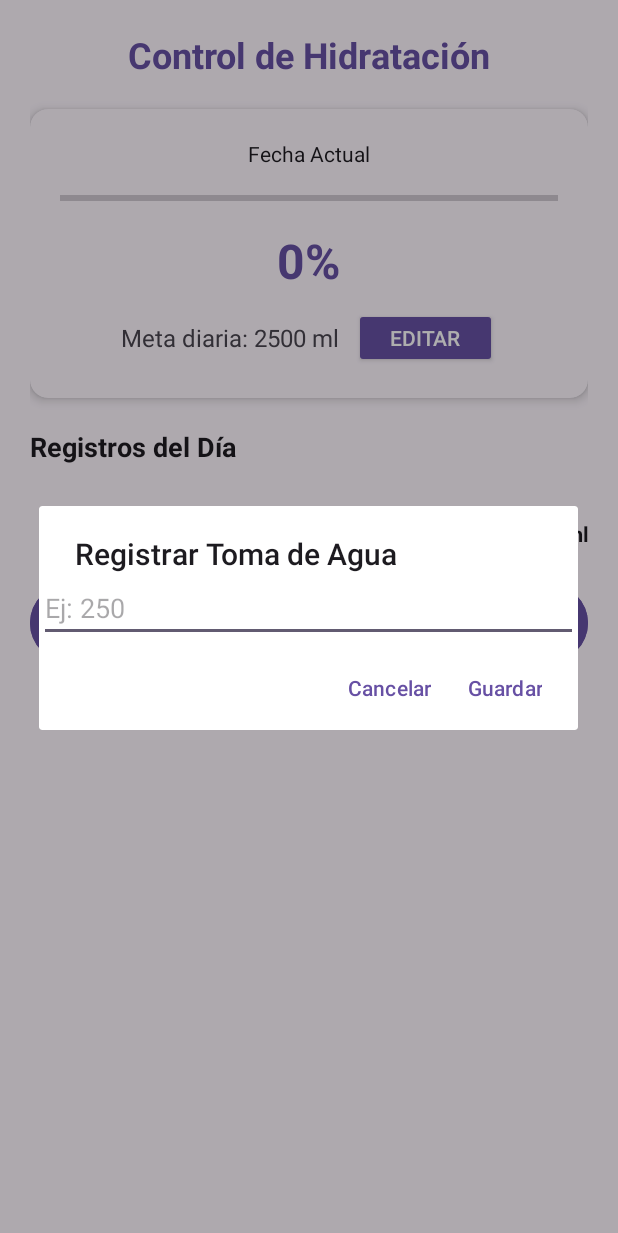
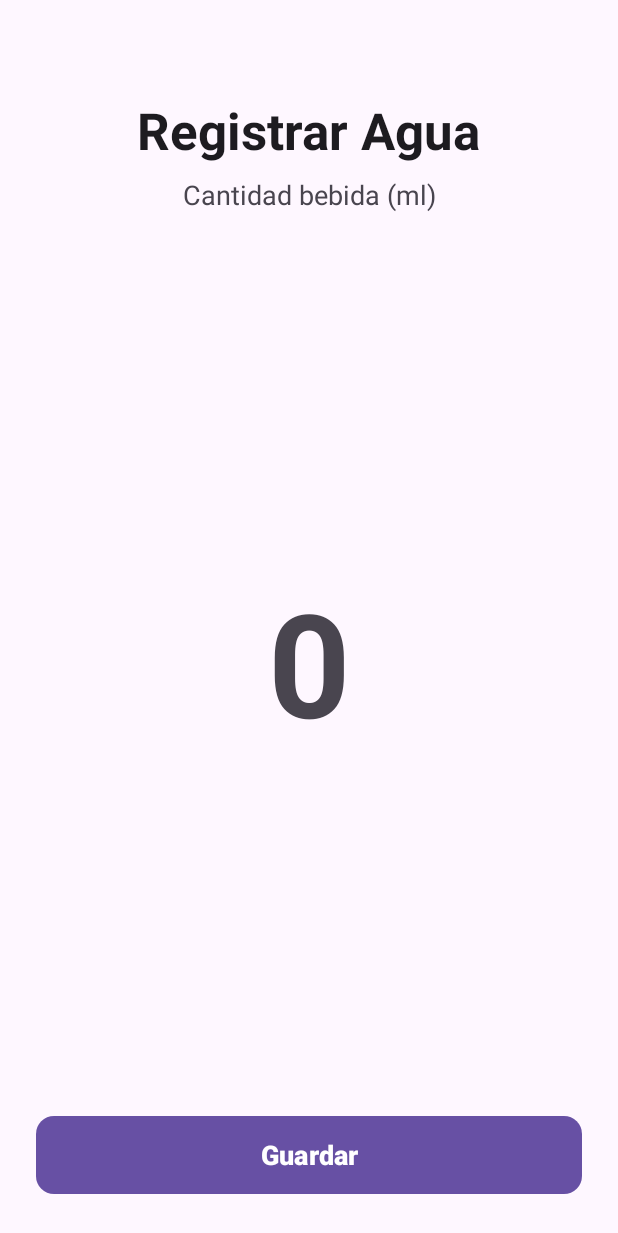
Before and after one commit to jors2007/G8-Android-Studio, an Android app: the HydrationActivity screen opened directly, with no data from a screen before it, after a tap on "Registrar nueva toma", on a phone screen of 412 x 824 dp. Shown: the top 1233 px of the screen. Run offline under Robolectric (Android 15) with nearby library versions, the light colour scheme and no system bars.

Commit message:
Too guapo

```diff
--- a/app/build.gradle.kts
+++ b/app/build.gradle.kts
@@ -39,7 +39,9 @@ dependencies {
     implementation(libs.activity)
     implementation(libs.constraintlayout)
     implementation(libs.recyclerview)
+    implementation("androidx.cardview:cardview:1.0.0")
     testImplementation(libs.junit)
     androidTestImplementation(libs.ext.junit)
     androidTestImplementation(libs.espresso.core)
+
 }
--- a/app/src/main/AndroidManifest.xml
+++ b/app/src/main/AndroidManifest.xml
@@ -43,6 +43,8 @@
         <activity
             android:name=".HydrationActivity"
             android:exported="false" />
+        <activity android:name=".FormularioActivity" />
+
         <activity
             android:name=".MainActivity"
             android:exported="true">
--- /dev/null
+++ b/app/src/main/java/com/espol/aplicacion_g8/FormularioActivity.java
@@ -0,0 +1,68 @@
+package com.espol.aplicacion_g8;
+
+import android.content.Intent;
+import android.os.Bundle;
+import android.text.TextUtils;
+import android.widget.EditText;
+import android.widget.TextView;
+import androidx.appcompat.app.AppCompatActivity;
+import com.espol.aplicacion_g8.R;
+import com.google.android.material.button.MaterialButton;
+
+public class FormularioActivity extends AppCompatActivity {
+
+    public static final String EXTRA_MODO = "modo";
+    public static final String MODO_META = "meta";
+    public static final String MODO_TOMA = "toma";
+    public static final String EXTRA_VALOR = "valor";
+
+    private EditText inputGigante;
+    private String modoActual;
+
+    @Override
+    protected void onCreate(Bundle savedInstanceState) {
+        super.onCreate(savedInstanceState);
+
+        setContentView(R.layout.activity_formulario_hidratacion);
+
+
+        TextView titulo = findViewById(R.id.txtTituloFormulario);
+        TextView subtitulo = findViewById(R.id.txtSubtituloFormulario);
+        inputGigante = findViewById(R.id.etInputValorGigante);
+        MaterialButton btnGuardar = findViewById(R.id.btnGuardarFormulario);
+
+
+        modoActual = getIntent().getStringExtra(EXTRA_MODO);
+
+
+        if (MODO_META.equals(modoActual)) {
+            titulo.setText("Editar Meta");
+            subtitulo.setText("Nueva meta diaria (ml)");
+        } else {
+
+            titulo.setText("Registrar Agua");
+            subtitulo.setText("Cantidad bebida (ml)");
+        }
+
+
+        btnGuardar.setOnClickListener(v -> {
+            String texto = inputGigante.getText().toString();
+
+
+            if (TextUtils.isEmpty(texto)) {
+                inputGigante.setError("Escribe un número");
+                return;
+            }
+
+            int valor = Integer.parseInt(texto);
+
+
+            Intent respuesta = new Intent();
+            respuesta.putExtra(EXTRA_VALOR, valor);
+            respuesta.putExtra(EXTRA_MODO, modoActual);
+
+            setResult(RESULT_OK, respuesta);
+            finish();
+        });
+    }
+}
--- a/app/src/main/java/com/espol/aplicacion_g8/HydrationActivity.java
+++ b/app/src/main/java/com/espol/aplicacion_g8/HydrationActivity.java
@@ -15,6 +15,10 @@ import com.espol.aplicacion_g8.controlador.RegistroHidratacion;
 import java.time.LocalDate;
 import java.time.LocalTime;
 import java.time.format.DateTimeFormatter;
+import android.content.Intent;
+import android.app.Activity;
+import androidx.activity.result.ActivityResultLauncher;
+import androidx.activity.result.contract.ActivityResultContracts;
 
 public class HydrationActivity extends AppCompatActivity {
     private ControlHidratacion controlHidratacion;
@@ -22,29 +26,60 @@ public class HydrationActivity extends AppCompatActivity {
     private TextView txtPorcentaje, txtMeta, txtTotal;
     private LinearLayout listaRegistrosContainer;
 
+
+    private final ActivityResultLauncher<Intent> lanzador = registerForActivityResult(
+            new ActivityResultContracts.StartActivityForResult(),
+            result -> {
+                if (result.getResultCode() == Activity.RESULT_OK && result.getData() != null) {
+
+                    int valor = result.getData().getIntExtra(FormularioActivity.EXTRA_VALOR, 0);
+                    String modo = result.getData().getStringExtra(FormularioActivity.EXTRA_MODO);
+
+
+                    if (FormularioActivity.MODO_META.equals(modo)) {
+                        controlHidratacion.establecerMetaDiaria(valor);
+                    } else {
+                        controlHidratacion.registrarHidratacion(valor);
+                    }
+
+
+                    actualizarPantalla();
+                }
+            }
+    );
     @Override
     protected void onCreate(Bundle savedInstanceState) {
         super.onCreate(savedInstanceState);
         setContentView(R.layout.activity_control_hidratacion);
 
-        // 1. Inicializar Modelo
+
         controlHidratacion = new ControlHidratacion();
         cargarDatosIniciales();
 
-        // 2. Vincular vistas
+
         progressBar = findViewById(R.id.progressBarAgua);
         txtPorcentaje = findViewById(R.id.txtPorcentaje);
         txtMeta = findViewById(R.id.txtMetaDiaria);
         txtTotal = findViewById(R.id.txtTotalConsumido);
         listaRegistrosContainer = findViewById(R.id.layoutListaRegistros);
+
+        //Registrar
+
         Button btnRegistrar = findViewById(R.id.btnRegistrarAgua);
+        btnRegistrar.setOnClickListener(v -> {
+            Intent intent = new Intent(this, FormularioActivity.class);
+            intent.putExtra(FormularioActivity.EXTRA_MODO, FormularioActivity.MODO_TOMA);
+            lanzador.launch(intent);
+        });
+
+        //Meta
         Button btnMeta = findViewById(R.id.btnEstablecerMeta);
+        btnMeta.setOnClickListener(v -> {
+            Intent intent = new Intent(this, FormularioActivity.class);
+            intent.putExtra(FormularioActivity.EXTRA_MODO, FormularioActivity.MODO_META);
+            lanzador.launch(intent);
+        });
 
-        //  Botón: Registrar Agua
-        btnRegistrar.setOnClickListener(v -> mostrarDialogoRegistrarAgua());
-
-        //  Botón: Cambiar Meta
-        btnMeta.setOnClickListener(v -> mostrarDialogoMeta());
 
         //  Mostrar datos iniciales
         actualizarPantalla();
@@ -62,7 +97,7 @@ public class HydrationActivity extends AppCompatActivity {
         int meta = controlHidratacion.getMetaDiaria();
         double progreso = controlHidratacion.getProgreso();
 
-        // Actualizar Textos y Barra
+
         txtMeta.setText("Meta diaria: " + meta + " ml");
         txtTotal.setText("Total consumido: " + totalHoy + " ml");
         txtPorcentaje.setText((int)progreso + "%");
@@ -110,7 +145,7 @@ public class HydrationActivity extends AppCompatActivity {
         builder.show();
     }
 
-    // Ventana cambiar meta
+
     private void mostrarDialogoMeta() {
         AlertDialog.Builder builder = new AlertDialog.Builder(this);
         builder.setTitle("Actualizar Meta Diaria");
--- a/app/src/main/java/com/espol/aplicacion_g8/modelo/hidratacion/ControlHidratacion.java
+++ b/app/src/main/java/com/espol/aplicacion_g8/modelo/hidratacion/ControlHidratacion.java
@@ -9,11 +9,10 @@ public class ControlHidratacion{
     private final List<RegistroHidratacion> registros;
     private int metaDiaria;
 
-
     public ControlHidratacion() {
         this.registros = new ArrayList<>();
         this.metaDiaria = 2500;
-        //Como se inicia desde 0 ponemos meta por defecto 2500
+
     }
 
     public boolean registrarHidratacion(int cantidad){
--- a/app/src/main/res/layout/activity_control_hidratacion.xml
+++ b/app/src/main/res/layout/activity_control_hidratacion.xml
@@ -40,7 +40,7 @@
                     android:id="@+id/txtFecha"
                     android:layout_width="wrap_content"
                     android:layout_height="wrap_content"
-                    android:text="Fecha Actual"
+                    android:text="Porcentaje Actual"
                     android:textColor="?android:attr/textColorPrimary"
                     android:layout_marginBottom="10dp"/>
 
--- /dev/null
+++ b/app/src/main/res/layout/activity_formulario_hidratacion.xml
@@ -0,0 +1,65 @@
+<?xml version="1.0" encoding="utf-8"?>
+<androidx.constraintlayout.widget.ConstraintLayout xmlns:android="http://schemas.android.com/apk/res/android"
+    xmlns:app="http://schemas.android.com/apk/res-auto"
+    xmlns:tools="http://schemas.android.com/tools"
+    android:layout_width="match_parent"
+    android:layout_height="match_parent"
+    android:background="?android:attr/colorBackground"
+    android:padding="24dp">
+
+    <TextView
+        android:id="@+id/txtTituloFormulario"
+        android:layout_width="wrap_content"
+        android:layout_height="wrap_content"
+        android:layout_marginTop="40dp"
+        android:text="Título"
+        android:textColor="?android:attr/textColorPrimary"
+        android:textSize="34sp"
+        android:textStyle="bold"
+        app:layout_constraintEnd_toEndOf="parent"
+        app:layout_constraintStart_toStartOf="parent"
+        app:layout_constraintTop_toTopOf="parent" />
+
+    <TextView
+        android:id="@+id/txtSubtituloFormulario"
+        android:layout_width="wrap_content"
+        android:layout_height="wrap_content"
+        android:layout_marginTop="8dp"
+        android:text="Ingrese el valor en ml"
+        android:textColor="?android:attr/textColorSecondary"
+        android:textSize="18sp"
+        app:layout_constraintEnd_toEndOf="parent"
+        app:layout_constraintStart_toStartOf="parent"
+        app:layout_constraintTop_toBottomOf="@+id/txtTituloFormulario" />
+
+    <EditText
+        android:id="@+id/etInputValorGigante"
+        android:layout_width="0dp"
+        android:layout_height="wrap_content"
+        android:background="@android:color/transparent"
+        android:gravity="center"
+        android:hint="0"
+        android:inputType="number"
+        android:maxLength="5"
+        android:textColor="?android:attr/textColorPrimary"
+        android:textColorHint="?android:attr/textColorSecondary"
+        android:textSize="96sp"
+        android:textStyle="bold"
+        app:layout_constraintBottom_toTopOf="@+id/btnGuardarFormulario"
+        app:layout_constraintEnd_toEndOf="parent"
+        app:layout_constraintStart_toStartOf="parent"
+        app:layout_constraintTop_toBottomOf="@+id/txtSubtituloFormulario" />
+
+    <com.google.android.material.button.MaterialButton
+        android:id="@+id/btnGuardarFormulario"
+        android:layout_width="match_parent"
+        android:layout_height="60dp"
+        android:text="Guardar"
+        android:textSize="18sp"
+        android:textStyle="bold"
+        app:cornerRadius="12dp"
+        app:layout_constraintBottom_toBottomOf="parent"
+        app:layout_constraintEnd_toEndOf="parent"
+        app:layout_constraintStart_toStartOf="parent" />
+
+</androidx.constraintlayout.widget.ConstraintLayout>
```
